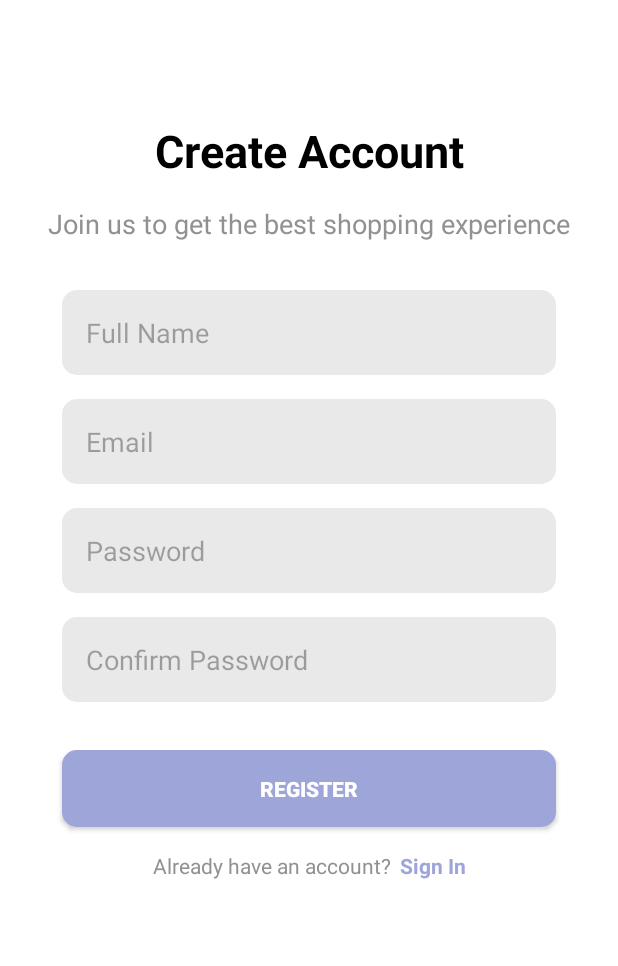
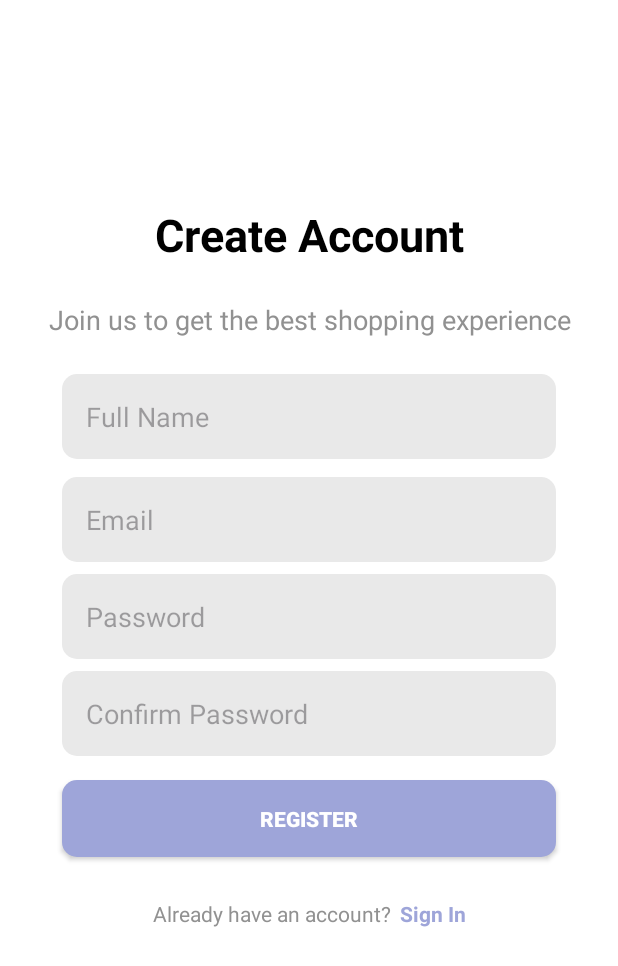
Before and after one commit to cihancelik7/BuyToBuy, an Android app: the RegisterActivity screen opened directly, with no data from a screen before it, on a phone screen of 412 x 824 dp. Shown: the top 966 px of the screen. Run offline under Robolectric (Android 15) with nearby library versions, the phone set to English and light mode, and no system bars; our stand-ins replace Firebase (no records; nobody signed in at launch, a user with empty details on screens opened directly).

Commit message:
login and register screens done

```diff
--- a/app/build.gradle.kts
+++ b/app/build.gradle.kts
@@ -54,6 +54,7 @@ dependencies {
     implementation(libs.androidx.activity)
     implementation("com.google.firebase:firebase-database:21.0.0")
     implementation(libs.firebase.auth)
+    implementation(libs.firebase.firestore.ktx)
     testImplementation(libs.junit)
     androidTestImplementation(libs.androidx.junit)
     androidTestImplementation(libs.androidx.espresso.core)
@@ -63,5 +64,6 @@ dependencies {
     implementation("com.github.bumptech.glide:glide:4.12.0")
     implementation("com.google.code.gson:gson:2.9.1")
     implementation("com.tbuonomo:dotsindicator:5.0")
+    implementation ("com.google.firebase:firebase-auth:21.0.1")
 }
 apply(plugin = "com.google.gms.google-services")
--- a/app/src/main/java/com/example/buytobuy/activity/RegisterActivity.kt
+++ b/app/src/main/java/com/example/buytobuy/activity/RegisterActivity.kt
@@ -1,21 +1,45 @@
 package com.example.buytobuy.activity
 
+import android.content.Intent
 import android.os.Bundle
+import android.widget.Toast
 import androidx.activity.enableEdgeToEdge
 import androidx.appcompat.app.AppCompatActivity
 import androidx.core.view.ViewCompat
 import androidx.core.view.WindowInsetsCompat
 import com.example.buytobuy.R
+import com.example.buytobuy.databinding.ActivityRegisterBinding
+import com.google.firebase.auth.FirebaseAuth
 
-class RegisterActivity : AppCompatActivity() {
+class RegisterActivity : BaseActivity() {
+    private lateinit var binding:ActivityRegisterBinding
+    private lateinit var auth : FirebaseAuth
     override fun onCreate(savedInstanceState: Bundle?) {
         super.onCreate(savedInstanceState)
-        enableEdgeToEdge()
-        setContentView(R.layout.activity_register)
-        ViewCompat.setOnApplyWindowInsetsListener(findViewById(R.id.main)) { v, insets ->
-            val systemBars = insets.getInsets(WindowInsetsCompat.Type.systemBars())
-            v.setPadding(systemBars.left, systemBars.top, systemBars.right, systemBars.bottom)
-            insets
+        binding = ActivityRegisterBinding.inflate(layoutInflater)
+        setContentView(binding.root)
+
+        auth = FirebaseAuth.getInstance()
+
+        binding.registerButton.setOnClickListener {
+            val email = binding.emailEditText.text.toString()
+            val password = binding.passwordEditText.text.toString()
+            registerUser(email,password)
+        }
+        binding.signInText.setOnClickListener {
+
+            startActivity(Intent(this@RegisterActivity,LoginActivity::class.java))
         }
     }
+    private fun registerUser(email:String,password:String){
+        auth.createUserWithEmailAndPassword(email,password)
+            .addOnCompleteListener(this) { task ->
+                if (task.isSuccessful){
+                    Toast.makeText(this, "Registration Successful", Toast.LENGTH_SHORT).show()
+                    finish()
+                }else{
+                    Toast.makeText(this, "Registration Failed: ${task.exception?.message}", Toast.LENGTH_SHORT).show()
+                }
+            }
+    }
 }
--- a/app/src/main/res/layout/activity_register.xml
+++ b/app/src/main/res/layout/activity_register.xml
@@ -11,7 +11,7 @@
         android:id="@+id/titleText"
         android:layout_width="wrap_content"
         android:layout_height="wrap_content"
-        android:layout_marginTop="80dp"
+        android:layout_marginTop="136dp"
         android:text="Create Account"
         android:textColor="@color/black"
         android:textSize="30sp"
@@ -20,23 +20,37 @@
         app:layout_constraintStart_toStartOf="parent"
         app:layout_constraintTop_toTopOf="parent" />
 
+    <EditText
+        android:id="@+id/confirmPasswordEditText"
+        android:layout_width="0dp"
+        android:layout_height="wrap_content"
+        android:layout_marginTop="8dp"
+        android:background="@drawable/grey_bg"
+        android:hint="Confirm Password"
+        android:inputType="textPassword"
+        android:padding="16dp"
+        app:layout_constraintEnd_toEndOf="parent"
+        app:layout_constraintStart_toStartOf="parent"
+        app:layout_constraintTop_toBottomOf="@+id/passwordEditText"
+        app:layout_constraintWidth_percent="0.8" />
+
     <TextView
-        android:id="@+id/subtitleText"
+        android:id="@+id/loginTextView"
         android:layout_width="wrap_content"
         android:layout_height="wrap_content"
-        android:layout_marginTop="16dp"
-        android:text="Join us to get the best shopping experience"
+        android:layout_marginTop="28dp"
+        android:text="Already have an account? "
         android:textColor="@color/grey"
-        android:textSize="18sp"
         app:layout_constraintEnd_toEndOf="parent"
+        app:layout_constraintHorizontal_bias="0.407"
         app:layout_constraintStart_toStartOf="parent"
-        app:layout_constraintTop_toBottomOf="@+id/titleText" />
+        app:layout_constraintTop_toBottomOf="@+id/registerButton" />
 
     <EditText
         android:id="@+id/nameEditText"
         android:layout_width="0dp"
         android:layout_height="wrap_content"
-        android:layout_marginTop="32dp"
+        android:layout_marginTop="24dp"
         android:background="@drawable/grey_bg"
         android:hint="Full Name"
         android:inputType="textPersonName"
@@ -46,53 +60,11 @@
         app:layout_constraintTop_toBottomOf="@+id/subtitleText"
         app:layout_constraintWidth_percent="0.8" />
 
-    <EditText
-        android:id="@+id/emailEditText"
-        android:layout_width="0dp"
-        android:layout_height="wrap_content"
-        android:layout_marginTop="16dp"
-        android:background="@drawable/grey_bg"
-        android:hint="Email"
-        android:inputType="textEmailAddress"
-        android:padding="16dp"
-        app:layout_constraintEnd_toEndOf="parent"
-        app:layout_constraintStart_toStartOf="parent"
-        app:layout_constraintTop_toBottomOf="@+id/nameEditText"
-        app:layout_constraintWidth_percent="0.8" />
-
-    <EditText
-        android:id="@+id/passwordEditText"
-        android:layout_width="0dp"
-        android:layout_height="wrap_content"
-        android:layout_marginTop="16dp"
-        android:background="@drawable/grey_bg"
-        android:hint="Password"
-        android:inputType="textPassword"
-        android:padding="16dp"
-        app:layout_constraintEnd_toEndOf="parent"
-        app:layout_constraintStart_toStartOf="parent"
-        app:layout_constraintTop_toBottomOf="@+id/emailEditText"
-        app:layout_constraintWidth_percent="0.8" />
-
-    <EditText
-        android:id="@+id/confirmPasswordEditText"
-        android:layout_width="0dp"
-        android:layout_height="wrap_content"
-        android:layout_marginTop="16dp"
-        android:background="@drawable/grey_bg"
-        android:hint="Confirm Password"
-        android:inputType="textPassword"
-        android:padding="16dp"
-        app:layout_constraintEnd_toEndOf="parent"
-        app:layout_constraintStart_toStartOf="parent"
-        app:layout_constraintTop_toBottomOf="@+id/passwordEditText"
-        app:layout_constraintWidth_percent="0.8" />
-
     <androidx.appcompat.widget.AppCompatButton
         android:id="@+id/registerButton"
         android:layout_width="0dp"
         android:layout_height="wrap_content"
-        android:layout_marginTop="32dp"
+        android:layout_marginTop="16dp"
         android:background="@drawable/purple_button_bg"
         android:padding="16dp"
         android:text="Register"
@@ -103,23 +75,25 @@
         app:layout_constraintTop_toBottomOf="@+id/confirmPasswordEditText"
         app:layout_constraintWidth_percent="0.8" />
 
-    <TextView
-        android:id="@+id/loginTextView"
-        android:layout_width="wrap_content"
+    <EditText
+        android:id="@+id/emailEditText"
+        android:layout_width="0dp"
         android:layout_height="wrap_content"
-        android:layout_marginTop="16dp"
-        android:text="Already have an account? "
-        android:textColor="@color/grey"
+        android:layout_marginTop="12dp"
+        android:background="@drawable/grey_bg"
+        android:hint="Email"
+        android:inputType="textEmailAddress"
+        android:padding="16dp"
         app:layout_constraintEnd_toEndOf="parent"
-        app:layout_constraintHorizontal_bias="0.407"
         app:layout_constraintStart_toStartOf="parent"
-        app:layout_constraintTop_toBottomOf="@+id/registerButton" />
+        app:layout_constraintTop_toBottomOf="@+id/nameEditText"
+        app:layout_constraintWidth_percent="0.8" />
 
     <TextView
         android:id="@+id/signInText"
         android:layout_width="wrap_content"
         android:layout_height="wrap_content"
-        android:layout_marginTop="16dp"
+        android:layout_marginTop="28dp"
         android:text="Sign In"
         android:textColor="@color/purple"
         android:textStyle="bold"
@@ -127,4 +101,32 @@
         app:layout_constraintHorizontal_bias="0.725"
         app:layout_constraintStart_toStartOf="parent"
         app:layout_constraintTop_toBottomOf="@+id/registerButton" />
+
+    <EditText
+        android:id="@+id/passwordEditText"
+        android:layout_width="0dp"
+        android:layout_height="wrap_content"
+        android:layout_marginTop="8dp"
+        android:background="@drawable/grey_bg"
+        android:hint="Password"
+        android:inputType="textPassword"
+        android:padding="16dp"
+        app:layout_constraintEnd_toEndOf="parent"
+        app:layout_constraintStart_toStartOf="parent"
+        app:layout_constraintTop_toBottomOf="@+id/emailEditText"
+        app:layout_constraintWidth_percent="0.8" />
+
+    <TextView
+        android:id="@+id/subtitleText"
+        android:layout_width="wrap_content"
+        android:layout_height="wrap_content"
+        android:layout_marginTop="24dp"
+        android:text="Join us to get the best shopping experience"
+        android:textColor="@color/grey"
+        android:textSize="18sp"
+        app:layout_constraintEnd_toEndOf="parent"
+        app:layout_constraintHorizontal_bias="0.507"
+        app:layout_constraintStart_toStartOf="parent"
+        app:layout_constraintTop_toBottomOf="@+id/titleText" />
+
 </androidx.constraintlayout.widget.ConstraintLayout>
--- a/app/src/main/res/values/strings.xml
+++ b/app/src/main/res/values/strings.xml
@@ -5,5 +5,5 @@
     <string name="title_notifications">Notifications</string>
     <string name="intro_title">Step in to your <font color="#6033ba"> style\n A world of shoes</font></string>
     <string name="intro_text">Browse latest styles from top brands\nGet personalized recommendations\nEnjoy fast free shipping</string>
-    <string name="intro_sign_in">Alreay have an account?<font color="#6033ba"> Sign In</font></string>
+    <string name="intro_sign_in">Already have an account?<font color="#6033ba"> Sign In</font></string>
 </resources>
```
Also changed, not shown: app/src/main/AndroidManifest.xml (+9 -0 lines), app/src/main/java/com/example/buytobuy/activity/LoginActivity.kt (+34 -7 lines), app/src/main/java/com/example/buytobuy/activity/MainActivity.kt (+18 -0 lines), app/src/main/res/layout/activity_intro.xml (+39 -22 lines), app/src/main/res/layout/activity_main.xml (+16 -17 lines).
